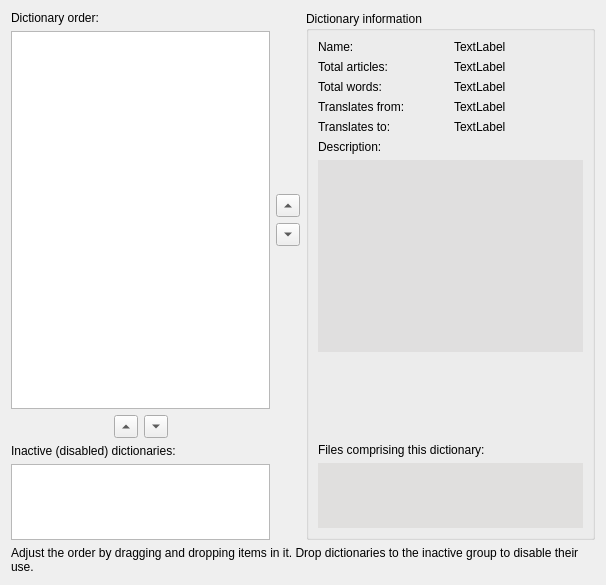
Qt form orderandprops.ui (goldendict/goldendict) before a commit.
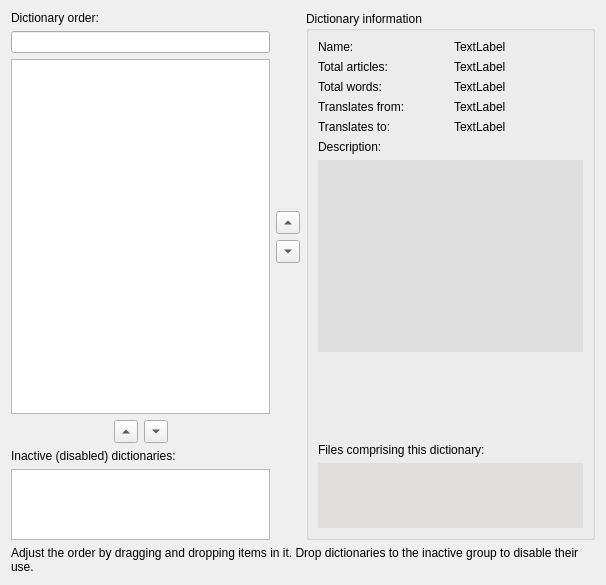
The same form after that commit. Custom widgets are drawn as their Qt base class.

Commit message: Quick search/filter for dictionary names in settings (Dictionaries and Groups tabs).

```diff
--- a/orderandprops.ui
+++ b/orderandprops.ui
@@ -19,7 +19,57 @@
      <item>
       <layout class="QVBoxLayout" name="verticalLayout_3">
        <item>
-        <layout class="QGridLayout" name="gridLayout_2" rowstretch="0,10,0,0,2">
+        <layout class="QGridLayout" name="gridLayout_2" rowstretch="0,10,10,0,0,2">
+         <item row="3" column="0">
+          <layout class="QHBoxLayout" name="horizontalLayout">
+           <item>
+            <spacer name="horizontalSpacer">
+             <property name="orientation">
+              <enum>Qt::Horizontal</enum>
+             </property>
+             <property name="sizeHint" stdset="0">
+              <size>
+               <width>40</width>
+               <height>20</height>
+              </size>
+             </property>
+            </spacer>
+           </item>
+           <item>
+            <widget class="QToolButton" name="moveToActive">
+             <property name="text">
+              <string>...</string>
+             </property>
+             <property name="arrowType">
+              <enum>Qt::UpArrow</enum>
+             </property>
+            </widget>
+           </item>
+           <item>
+            <widget class="QToolButton" name="moveToInactive">
+             <property name="text">
+              <string>...</string>
+             </property>
+             <property name="arrowType">
+              <enum>Qt::DownArrow</enum>
+             </property>
+            </widget>
+           </item>
+           <item>
+            <spacer name="horizontalSpacer_2">
+             <property name="orientation">
+              <enum>Qt::Horizontal</enum>
+             </property>
+             <property name="sizeHint" stdset="0">
+              <size>
+               <width>40</width>
+               <height>20</height>
+              </size>
+             </property>
+            </spacer>
+           </item>
+          </layout>
+         </item>
          <item row="0" column="0">
           <widget class="QLabel" name="label">
            <property name="text">
@@ -27,10 +77,10 @@
            </property>
           </widget>
          </item>
-         <item row="1" column="0">
+         <item row="2" column="0">
           <widget class="DictListWidget" name="dictionaryOrder"/>
          </item>
-         <item row="1" column="1">
+         <item row="2" column="1">
           <layout class="QVBoxLayout" name="verticalLayout_2">
            <item>
             <spacer name="verticalSpacer">
@@ -80,65 +130,18 @@
            </item>
           </layout>
          </item>
-         <item row="2" column="0">
-          <layout class="QHBoxLayout" name="horizontalLayout">
-           <item>
-            <spacer name="horizontalSpacer">
-             <property name="orientation">
-              <enum>Qt::Horizontal</enum>
-             </property>
-             <property name="sizeHint" stdset="0">
-              <size>
-               <width>40</width>
-               <height>20</height>
-              </size>
-             </property>
-            </spacer>
-           </item>
-           <item>
-            <widget class="QToolButton" name="moveToActive">
-             <property name="text">
-              <string>...</string>
-             </property>
-             <property name="arrowType">
-              <enum>Qt::UpArrow</enum>
-             </property>
-            </widget>
-           </item>
-           <item>
-            <widget class="QToolButton" name="moveToInactive">
-             <property name="text">
-              <string>...</string>
-             </property>
-             <property name="arrowType">
-              <enum>Qt::DownArrow</enum>
-             </property>
-            </widget>
-           </item>
-           <item>
-            <spacer name="horizontalSpacer_2">
-             <property name="orientation">
-              <enum>Qt::Horizontal</enum>
-             </property>
-             <property name="sizeHint" stdset="0">
-              <size>
-               <width>40</width>
-               <height>20</height>
-              </size>
-             </property>
-            </spacer>
-           </item>
-          </layout>
+         <item row="5" column="0">
+          <widget class="DictListWidget" name="inactiveDictionaries"/>
          </item>
-         <item row="3" column="0">
+         <item row="4" column="0">
           <widget class="QLabel" name="label_2">
            <property name="text">
             <string>Inactive (disabled) dictionaries:</string>
            </property>
           </widget>
          </item>
-         <item row="4" column="0">
-          <widget class="DictListWidget" name="inactiveDictionaries"/>
+         <item row="1" column="0">
+          <widget class="QuickFilterLine" name="searchLine"/>
          </item>
         </layout>
        </item>
@@ -417,6 +420,11 @@
    <extends>QListWidget</extends>
    <header>groups_widgets.hh</header>
   </customwidget>
+  <customwidget>
+   <class>QuickFilterLine</class>
+   <extends>QLineEdit</extends>
+   <header>groups_widgets.hh</header>
+  </customwidget>
  </customwidgets>
  <resources/>
  <connections/>
```
Left out of the diff: 11 changed lines with no effect on the pictures. The commit also changes 10 other files.
